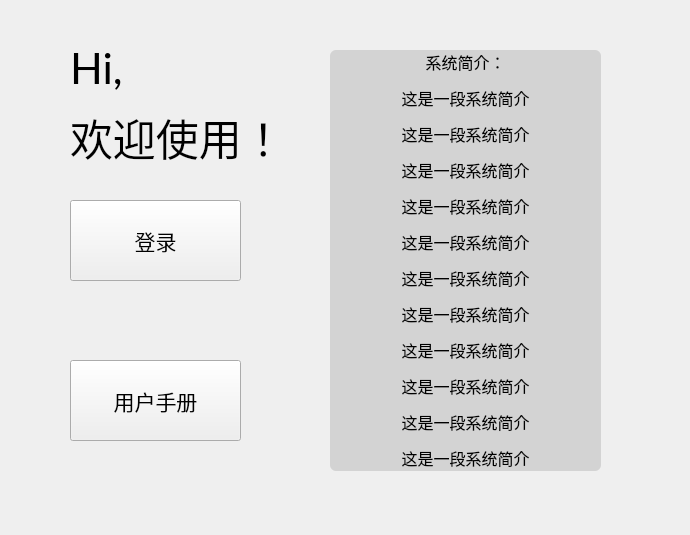
Old version of the form ZooFence_Pi/introduce.ui in the repository Isabella98Liu/ZooFence_RaspberryPi.
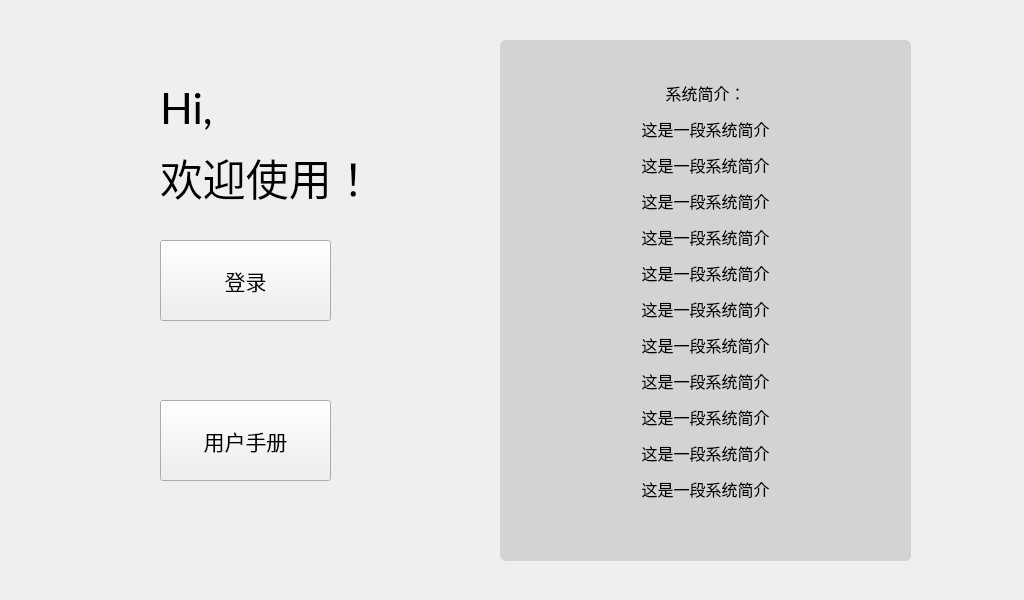
New version of the form. Icons and pictures are not drawn.

```diff
--- a/ZooFence_Pi/introduce.ui
+++ b/ZooFence_Pi/introduce.ui
@@ -6,8 +6,8 @@
    <rect>
     <x>0</x>
     <y>0</y>
-    <width>690</width>
-    <height>535</height>
+    <width>1024</width>
+    <height>600</height>
    </rect>
   </property>
   <property name="font">
@@ -21,8 +21,8 @@
   <widget class="QPushButton" name="pushButton">
    <property name="geometry">
     <rect>
-     <x>70</x>
-     <y>200</y>
+     <x>160</x>
+     <y>240</y>
      <width>171</width>
      <height>81</height>
     </rect>
@@ -45,8 +45,8 @@
   <widget class="QLabel" name="label">
    <property name="geometry">
     <rect>
-     <x>70</x>
-     <y>20</y>
+     <x>160</x>
+     <y>60</y>
      <width>211</width>
      <height>171</height>
     </rect>
@@ -64,8 +64,8 @@
   <widget class="QPushButton" name="pushButton_2">
    <property name="geometry">
     <rect>
-     <x>70</x>
-     <y>360</y>
+     <x>160</x>
+     <y>400</y>
      <width>171</width>
      <height>81</height>
     </rect>
@@ -82,10 +82,10 @@
   <widget class="QLabel" name="label_2">
    <property name="geometry">
     <rect>
-     <x>330</x>
-     <y>50</y>
-     <width>271</width>
-     <height>421</height>
+     <x>500</x>
+     <y>40</y>
+     <width>411</width>
+     <height>521</height>
     </rect>
    </property>
    <property name="styleSheet">
```
